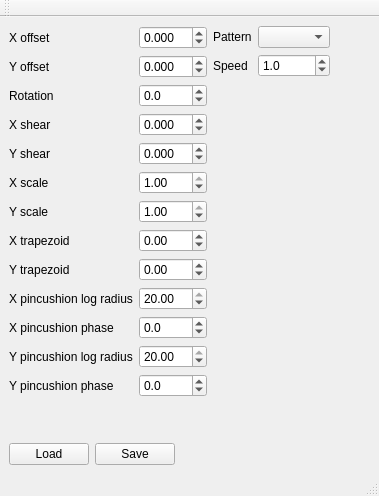
First picture: the form in src/calibrate/ui_mainwindow.ui, repository PeachyPrinter/peachytoolchain, before the edit.
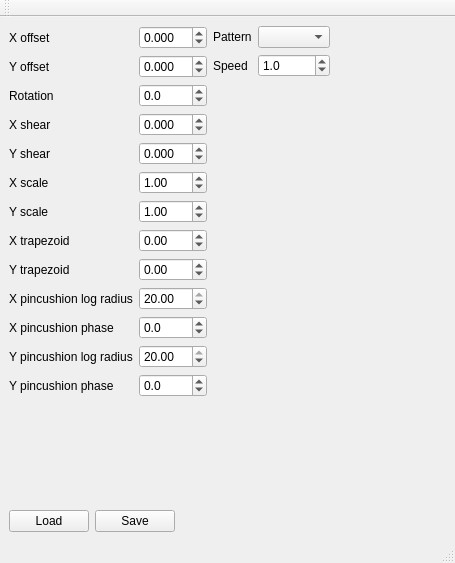
Second picture: the form after the edit.

Commit message: Refactored transformation path so that it takes 3D points and return audio values. Also updated generators to use a proper speed rather than frequency. Added supporting classes for adding height (Z) to the existing 2D (X,Y) points created by the generators.

```diff
--- a/src/calibrate/ui_mainwindow.ui
+++ b/src/calibrate/ui_mainwindow.ui
@@ -2,6 +2,14 @@
 <ui version="4.0">
  <class>MainWindow</class>
  <widget class="QMainWindow" name="MainWindow">
+  <property name="geometry">
+   <rect>
+    <x>0</x>
+    <y>0</y>
+    <width>455</width>
+    <height>563</height>
+   </rect>
+  </property>
   <property name="windowTitle">
    <string>Laser Calibration</string>
   </property>
@@ -141,7 +149,7 @@
              <double>0.010000000000000</double>
             </property>
             <property name="maximum">
-             <double>1.000000000000000</double>
+             <double>100.000000000000000</double>
             </property>
             <property name="singleStep">
              <double>0.010000000000000</double>
@@ -164,7 +172,7 @@
              <double>0.010000000000000</double>
             </property>
             <property name="maximum">
-             <double>1.000000000000000</double>
+             <double>100.000000000000000</double>
             </property>
             <property name="singleStep">
              <double>0.010000000000000</double>
```
The commit also changes 7 other files.
